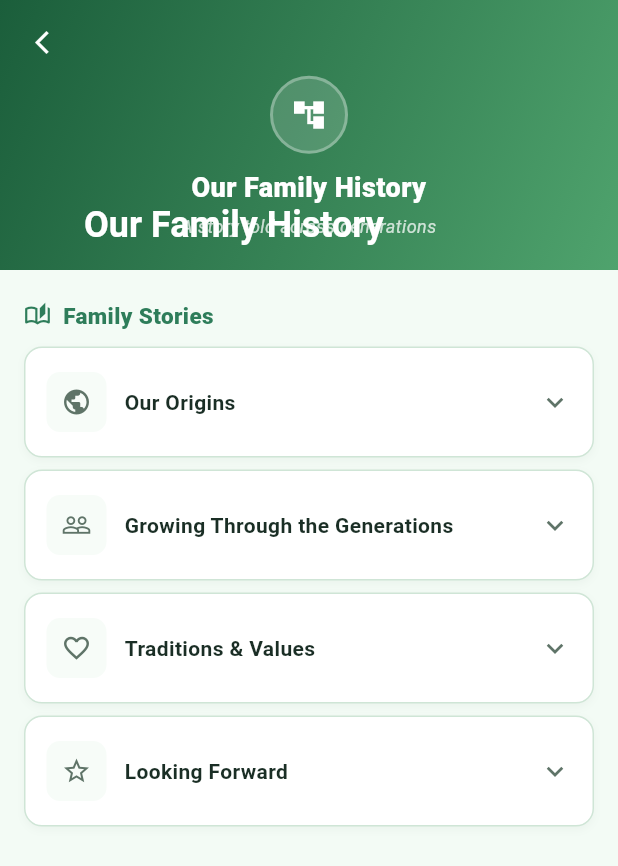
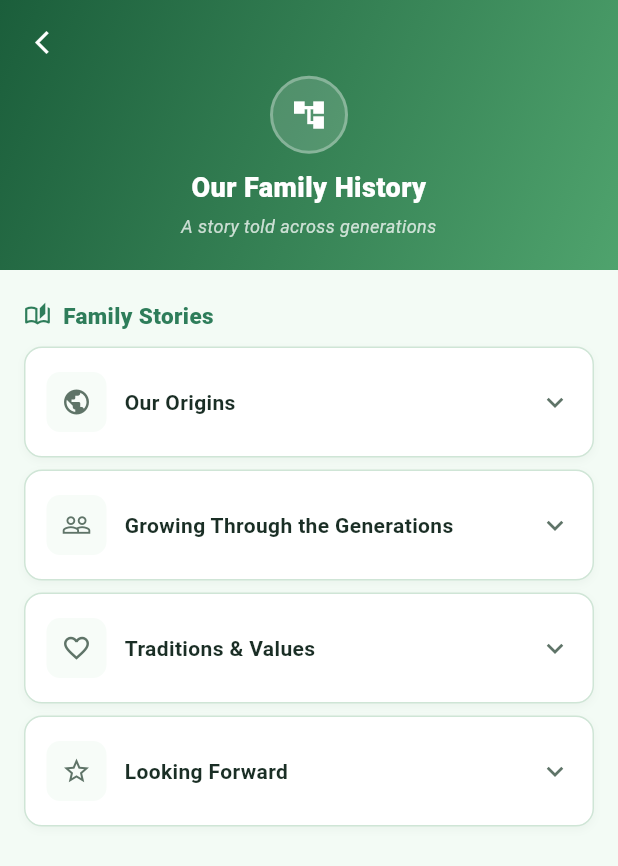
Before and after one commit to maeamarillo/camello-family-tree, a Flutter app: the FamilyHistoryPage screen opened directly, on a phone screen of 412 x 824 dp. Shown: the top 866 px of the screen. Run offline on Flutter 3.47's test engine with Material 3 defaults, Android fonts, the phone set to English and light mode, and no system bars; our stand-ins replace firebase_auth, firebase_core, firebase_database, image_picker, photo_view; accounts and stored records are empty; network calls fail; statements that could not run were skipped.

Commit message:
update histor page

```diff
--- a/lib/pages/history_page.dart
+++ b/lib/pages/history_page.dart
@@ -282,14 +282,7 @@ class _FamilyHistoryPageState extends State<FamilyHistoryPage> {
             ),
           ),
         ),
-        title: Text(
-          widget.familyName,
-          style: const TextStyle(
-            color: Colors.white,
-            fontSize: 16,
-            fontWeight: FontWeight.w700,
-          ),
-        ),
+
         titlePadding: const EdgeInsets.only(left: 56, bottom: 16),
         collapseMode: CollapseMode.pin,
       ),
```
